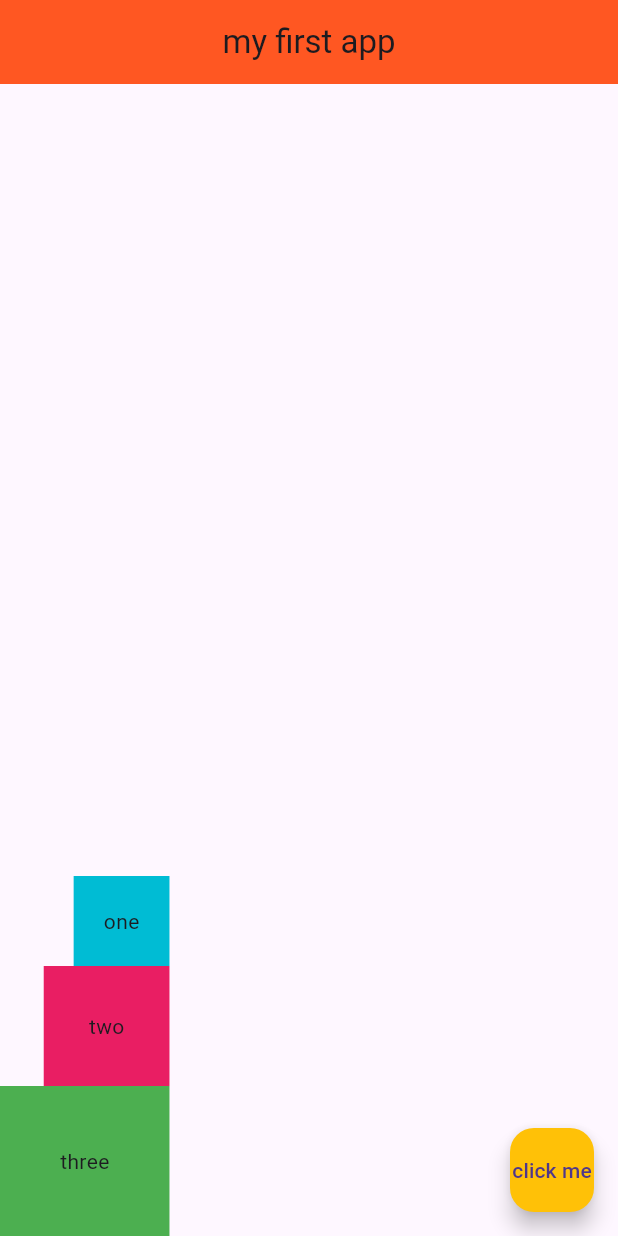
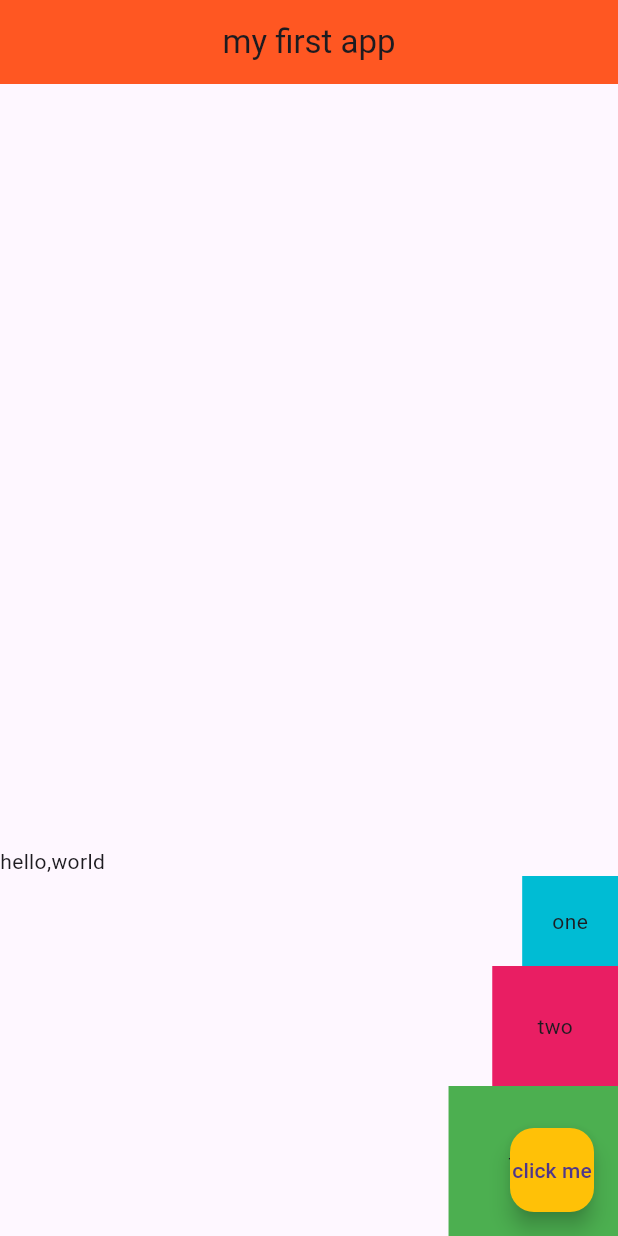
Before and after one commit to better-adapted/flutter_app_demo, a Flutter app: the screen it shows after launch, on a phone screen of 412 x 824 dp. Run offline on Flutter 3.47's test engine with Material 3 defaults, Android fonts, the phone set to English and light mode, and no system bars.

Commit message:
added row to the col demo

```diff
--- a/lib/main.dart
+++ b/lib/main.dart
@@ -20,6 +20,11 @@ class Home extends StatelessWidget {
         mainAxisAlignment: MainAxisAlignment.end,
         crossAxisAlignment: CrossAxisAlignment.end,
         children: <Widget>[
+          Row(children: <Widget>[
+            Text('hello,'),
+            Text('world'),
+            ],
+          ),
           Container(
             padding: EdgeInsets.all(20.0),
             color: Colors.cyan,
```
